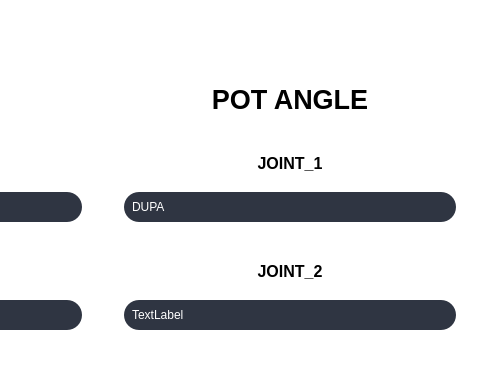
mich-mar/manipulator_6_DOF_project, file manipulator_ui_v3/mainwindow.ui: the form before one commit; both pictures show x 508 to 1000 and y 0 to 367 of the 1000 by 830 pixel window.
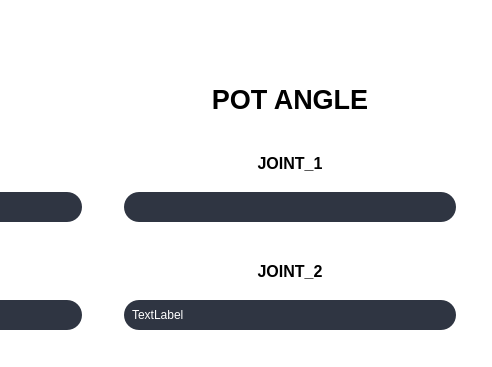
The form after the commit. The open tabs and pages were chosen to show the change. Icons and pictures are not drawn.

Commit message: trying to implement IK

What changed in the file:
```diff
--- a/manipulator_ui_v3/mainwindow.ui
+++ b/manipulator_ui_v3/mainwindow.ui
@@ -2390,7 +2390,7 @@
 qproperty-alignment: AlignCenter;</string>
                 </property>
                 <property name="text">
-                 <string>DUPA</string>
+                 <string/>
                 </property>
                </widget>
               </item>
```
Left out of the diff: 4 changed lines with no effect on the pictures. The commit also changes 2 other files.
